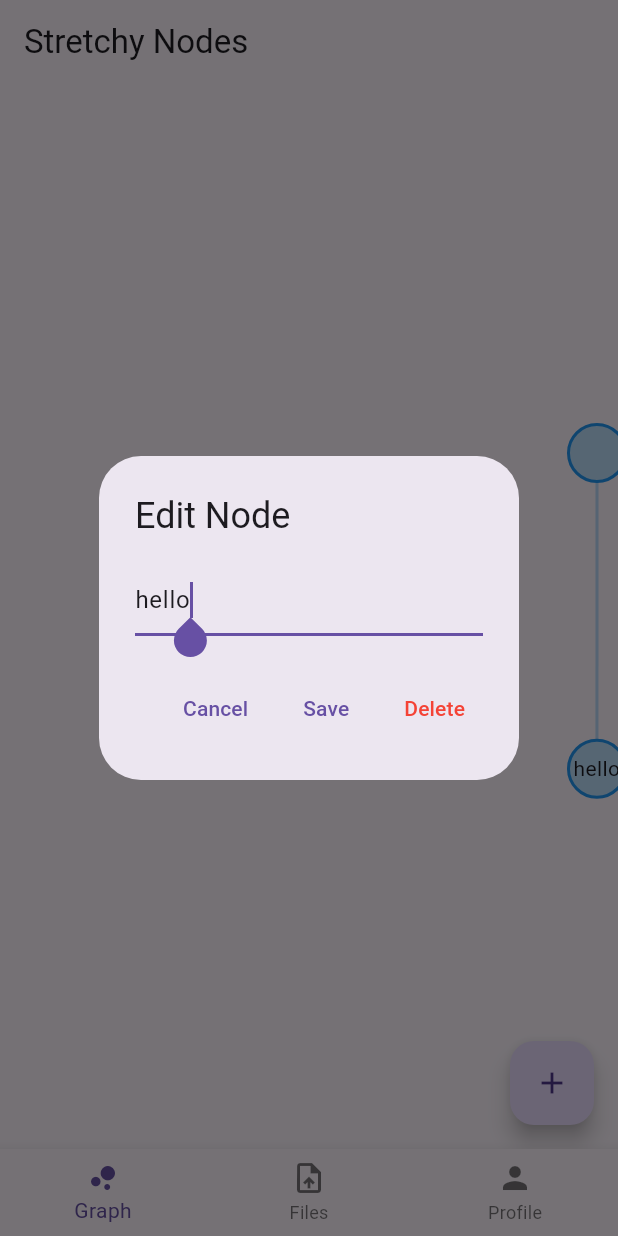
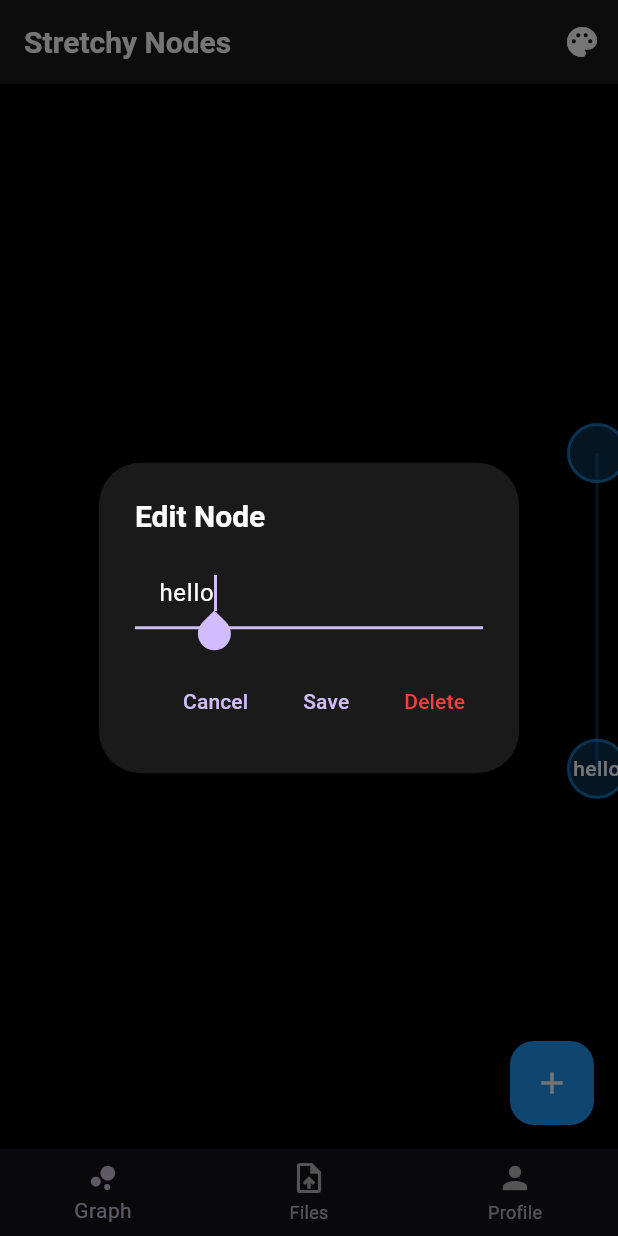
Before and after one commit to michealfriesen/microlearning, a Flutter app: the screen it shows after launch, after a tap on "hello", on a phone screen of 412 x 824 dp. Run offline on Flutter 3.47's test engine with Material 3 defaults, Android fonts, the phone set to English and light mode, and no system bars; our stand-ins replace file_picker, flutter_colorpicker; missing offline and left inert: epub_pro, html2md, ollama_dart.

Commit message:
added background color picker and node color picker

```diff
--- a/lib/home.dart
+++ b/lib/home.dart
@@ -1,12 +1,12 @@
 // annie loves making stuff with u guys
 import 'dart:math';
-import 'package:flutter/material.dart'; // imports
+import 'package:flutter/material.dart';
+import 'package:flutter_colorpicker/flutter_colorpicker.dart';
+import 'theme.dart';
 
-
-// stateful widgets - a stateful widget is a widget that can change overtime
 class HomePage extends StatefulWidget {
   @override
-  State<HomePage> createState() => _HomePageState(); // createState() mutable state for this widget
+  State<HomePage> createState() => _HomePageState();
 }
 
 class _HomePageState extends State<HomePage> with TickerProviderStateMixin {
@@ -24,7 +24,7 @@ class _HomePageState extends State<HomePage> with TickerProviderStateMixin {
     super.initState();
     _controller = AnimationController(
       vsync: this,
-      duration: Duration(milliseconds: 16), // ~60fps
+      duration: Duration(milliseconds: 16),
     )..addListener(() {
         setState(() {
           _updatePhysics();
@@ -33,15 +33,10 @@ class _HomePageState extends State<HomePage> with TickerProviderStateMixin {
   }
 
   void _updatePhysics() {
-    // Get screen center for centering force
     final Size screenSize = MediaQuery.of(context).size;
     final Offset center = Offset(screenSize.width / 2, screenSize.height / 2);
 
-    // Physics simulation runs for all nodes, even during dragging!
-    // The dragged node will be repositioned by touch, but other nodes respond to forces
-
     for (int i = 0; i < nodes.length; i++) {
-      // Skip applying physics to the node being dragged (it follows the finger)
       if (nodes[i] == draggedNode) continue;
 
       Offset force = Offset.zero;
@@ -54,32 +49,24 @@ class _HomePageState extends State<HomePage> with TickerProviderStateMixin {
 
         if (distance < 1) continue;
 
-        // ┌─────────────────────────────────────────────┐
-        // │ REPULSION: Always active!                   │
-        // │ Gets exponentially stronger as nodes        │
-        // │ approach each other (1/distance²)           │
-        // └─────────────────────────────────────────────┘
         double repulsion = 50000 / (distance * distance);
         force -= Offset(diff.dx / distance * repulsion, diff.dy / distance * repulsion);
 
-        // Attraction (Spring Force)
         double targetDistance = 200;
         double attraction = (distance - targetDistance) * 0.09;
         force += Offset(diff.dx / distance * attraction, diff.dy / distance * attraction);
       }
 
-      // Center Force - pulls nodes toward screen center
       Offset toCenter = center - nodes[i].position;
       double centerDistance = toCenter.distance;
       if (centerDistance > 1) {
-        double centerForce = centerDistance * 0.001;  // Weak centering force
+        double centerForce = centerDistance * 0.001;
         force += Offset(toCenter.dx / centerDistance * centerForce,
                        toCenter.dy / centerDistance * centerForce);
       }
 
-      // Apply force with damping
       nodes[i].velocity += force * 0.02;
-      nodes[i].velocity *= 0.9; // Damping
+      nodes[i].velocity *= 0.9;
       nodes[i].position += nodes[i].velocity;
     }
   }
@@ -90,18 +77,142 @@ class _HomePageState extends State<HomePage> with TickerProviderStateMixin {
     super.dispose();
   }
 
+  void _showColorSettings() {
+    showDialog(
+      context: context,
+      builder: (BuildContext context) {
+        return AlertDialog(
+          title: Text('Color Settings'),
+          content: SingleChildScrollView(
+            child: Column(
+              mainAxisSize: MainAxisSize.min,
+              children: [
+                // Background Color Picker
+                ListTile(
+                  title: Text('Background Color'),
+                  trailing: Container(
+                    width: 40,
+                    height: 40,
+                    decoration: BoxDecoration(
+                      color: AppTheme.background,
+                      border: Border.all(color: Colors.grey),
+                      borderRadius: BorderRadius.circular(8),
+                    ),
+                  ),
+                  onTap: () {
+                    _pickColor(
+                      context: context,
+                      currentColor: AppTheme.background,
+                      title: 'Pick Background Color',
+                      onColorChanged: (color) {
+                        setState(() {
+                          AppTheme.updateColors(newBackground: color);
+                        });
+                      },
+                    );
+                  },
+                ),
+                SizedBox(height: 10),
+                // Node Color Picker
+                ListTile(
+                  title: Text('Node Color'),
+                  trailing: Container(
+                    width: 40,
+                    height: 40,
+                    decoration: BoxDecoration(
+                      color: AppTheme.primary,
+                      border: Border.all(color: Colors.grey),
+                      borderRadius: BorderRadius.circular(8),
+                    ),
+                  ),
+                  onTap: () {
+                    _pickColor(
+                      context: context,
+                      currentColor: AppTheme.primary,
+                      title: 'Pick Node Color',
+                      onColorChanged: (color) {
+                        setState(() {
+                          AppTheme.updateColors(newPrimary: color);
+                        });
+                      },
+                    );
+                  },
+                ),
+              ],
+            ),
+          ),
+          actions: [
+            TextButton(
+              onPressed: () {
+                // Reset to defaults
+                setState(() {
+                  AppTheme.updateColors(
+                    newBackground: Colors.black,
+                    newPrimary: Colors.blue,
+                  );
+                });
+              },
+              child: Text('Reset'),
+            ),
+            TextButton(
+              onPressed: () => Navigator.pop(context),
+              child: Text('Done'),
+            ),
+          ],
+        );
+      },
+    );
+  }
+
+  void _pickColor({
+    required BuildContext context,
+    required Color currentColor,
+    required String title,
+    required Function(Color) onColorChanged,
+  }) {
+    showDialog(
+      context: context,
+      builder: (BuildContext context) {
+        return AlertDialog(
+          title: Text(title),
+          content: SingleChildScrollView(
+            child: ColorPicker(
+              pickerColor: currentColor,
+              onColorChanged: onColorChanged,
+              pickerAreaHeightPercent: 0.8,
+            ),
+          ),
+          actions: [
+            TextButton(
+              onPressed: () => Navigator.pop(context),
+              child: Text('Done'),
+            ),
+          ],
+        );
+      },
+    );
+  }
+
   @override
   Widget build(BuildContext context) {
     return Scaffold(
-      appBar: AppBar(title: Text('Stretchy Nodes')),
+      backgroundColor: AppTheme.background,
+      appBar: AppBar(
+        title: Text('Stretchy Nodes'),
+        actions: [
+          IconButton(
+            icon: Icon(Icons.palette),
+            onPressed: _showColorSettings,
+            tooltip: 'Color Settings',
+          ),
+        ],
+      ),
       body: GestureDetector(
         onPanStart: (details) {
-          // Find node under touch
           for (var node in nodes) {
-            if ((node.position - details.localPosition).distance < 40) {
+            if ((node.position - details.localPosition).distance < 20) {
               setState(() {
                 draggedNode = node;
-                // Keep the velocity when starting drag for smoother motion
               });
               break;
             }
@@ -110,10 +221,7 @@ class _HomePageState extends State<HomePage> with TickerProviderStateMixin {
         onPanUpdate: (details) {
           if (draggedNode != null) {
             setState(() {
-              // Update dragged node position
               Offset newPosition = details.localPosition;
-
-              // Calculate velocity based on movement (for momentum when released)
               draggedNode!.velocity = newPosition - draggedNode!.position;
               draggedNode!.position = newPosition;
             });
@@ -121,7 +229,6 @@ class _HomePageState extends State<HomePage> with TickerProviderStateMixin {
         },
         onPanEnd: (details) {
           setState(() {
-            // Release the node - it will continue with its current velocity
             draggedNode = null;
           });
         },
@@ -138,20 +245,13 @@ class _HomePageState extends State<HomePage> with TickerProviderStateMixin {
                   child: Container(
                     width: 40,
                     height: 40,
-                    decoration: BoxDecoration(
-                      color: node == draggedNode
-                          ? Colors.blue.shade300  // Highlight when dragging
-                          : Colors.blue.shade100,
-                      shape: BoxShape.circle,
-                      border: Border.all(
-                        color: node == draggedNode ? Colors.blue.shade700 : Colors.blue,
-                        width: node == draggedNode ? 3 : 2,
-                      ),
+                    decoration: AppTheme.nodeDecoration(
+                      isDragged: node == draggedNode,
                     ),
                     child: Center(
                       child: Text(
                         node.label,
-                        style: TextStyle(fontSize: 14),
+                        style: AppTheme.nodeTextStyle,
                         textAlign: TextAlign.center,
                       ),
                     ),
@@ -249,10 +349,9 @@ class GraphPainter extends CustomPainter {
   @override
   void paint(Canvas canvas, Size size) {
     final paint = Paint()
-      ..color = Colors.blue.withOpacity(0.3)
+      ..color = AppTheme.primary.withOpacity(0.3)
       ..strokeWidth = 2;
 
-    // Draw connections between nodes
     for (int i = 0; i < nodes.length; i++) {
       for (int j = i + 1; j < nodes.length; j++) {
         canvas.drawLine(nodes[i].position, nodes[j].position, paint);
--- a/lib/main.dart
+++ b/lib/main.dart
@@ -2,7 +2,8 @@ import 'dart:io';
 import 'package:file_picker/file_picker.dart';
 import 'package:flutter/material.dart';
 import 'package:logging/logging.dart';
-import 'home.dart'; // Import your home.dart file
+import 'home.dart';
+import 'theme.dart';
 
 void main() {
   // initialize logging
@@ -21,6 +22,7 @@ class MainApp extends StatelessWidget {
   Widget build(BuildContext context) {
     return MaterialApp(
       debugShowCheckedModeBanner: false,
+      theme: AppTheme.darkTheme,
       home: MainTabNavigator(),
     );
   }
--- /dev/null
+++ b/lib/theme.dart
@@ -0,0 +1,77 @@
+import 'package:flutter/material.dart';
+
+class AppTheme {
+  // Default Colors
+  static Color background = Colors.black;
+  static Color text = Colors.white;
+  static const Color textSecondary = Colors.grey;
+  static const Color hover = Color(0xFF424242);
+  static Color primary = Colors.blue;
+
+  // Update colors dynamically
+  static void updateColors({
+    Color? newBackground,
+    Color? newPrimary,
+  }) {
+    if (newBackground != null) background = newBackground;
+    if (newPrimary != null) primary = newPrimary;
+  }
+
+  // Theme Data
+  static ThemeData get darkTheme {
+    return ThemeData(
+      brightness: Brightness.dark,
+      scaffoldBackgroundColor: background,
+      appBarTheme: AppBarTheme(
+        backgroundColor: Color(0xFF1A1A1A),
+        foregroundColor: text,
+        elevation: 0,
+      ),
+      textTheme: const TextTheme(
+        bodyLarge: TextStyle(color: Colors.white, fontSize: 16),
+        bodyMedium: TextStyle(color: Colors.white, fontSize: 14),
+        titleLarge: TextStyle(color: Colors.white, fontSize: 20, fontWeight: FontWeight.bold),
+      ),
+      floatingActionButtonTheme: FloatingActionButtonThemeData(
+        backgroundColor: primary,
+        foregroundColor: text,
+      ),
+      inputDecorationTheme: const InputDecorationTheme(
+        filled: true,
+        fillColor: Color(0xFF1A1A1A),
+        hintStyle: TextStyle(color: textSecondary),
+      ),
+      dialogTheme: const DialogThemeData(
+        backgroundColor: Color(0xFF1A1A1A),
+        titleTextStyle: TextStyle(color: Colors.white, fontSize: 20, fontWeight: FontWeight.bold),
+        contentTextStyle: TextStyle(color: Colors.white, fontSize: 14),
+      ),
+    );
+  }
+
+  // Reusable Node Style
+  static BoxDecoration nodeDecoration({
+    required bool isDragged,
+    Color? customColor,
+  }) {
+    return BoxDecoration(
+      color: isDragged
+          ? (customColor ?? primary).withOpacity(0.8)
+          : (customColor ?? primary).withOpacity(0.3),
+      shape: BoxShape.circle,
+      border: Border.all(
+        color: isDragged
+            ? (customColor ?? primary)
+            : (customColor ?? primary).withOpacity(0.6),
+        width: isDragged ? 3 : 2,
+      ),
+    );
+  }
+
+  // Reusable Text Style
+  static const TextStyle nodeTextStyle = TextStyle(
+    fontSize: 14,
+    color: Colors.white,
+    fontWeight: FontWeight.w500,
+  );
+}
--- a/pubspec.yaml
+++ b/pubspec.yaml
@@ -14,6 +14,7 @@ dependencies:
   epub_pro: ^5.6.0
   html2md: ^1.3.2
   ollama_dart: ^0.3.0+1
+  flutter_colorpicker: ^1.1.0
 
 dev_dependencies:
   flutter_test:
```
Also changed, not shown: pubspec.lock.
